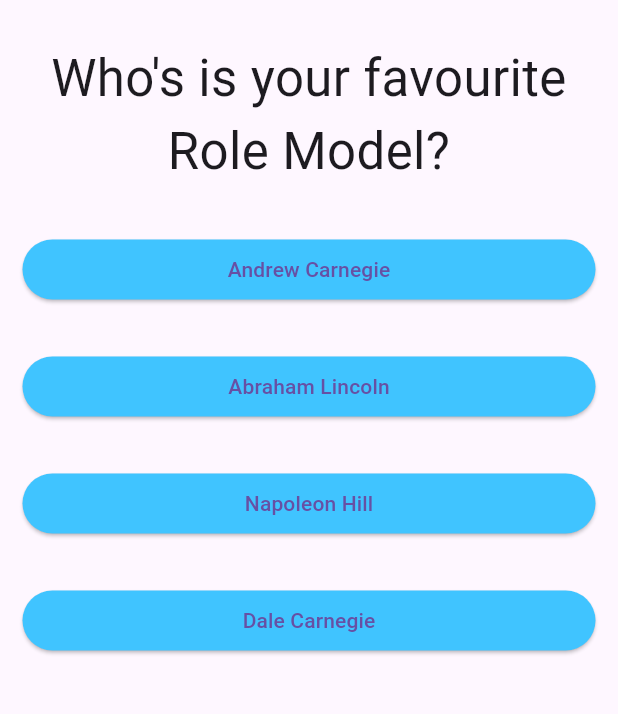
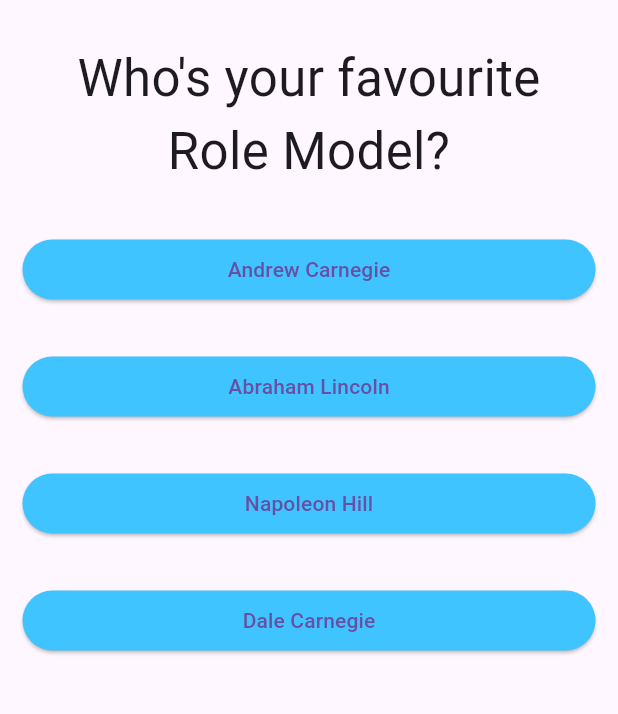
Before and after one commit to Majok-Bol/quiz_app, a Flutter app: the screen it shows after launch, after a tap on "red", after a tap on "cat", on a phone screen of 412 x 824 dp, the part 65-779 px from its top. Run offline on Flutter 3.47's test engine with Material 3 defaults, Android fonts, the phone set to English and light mode, and no system bars.

Commit message:
changed the third quiz

```diff
--- a/lib/main.dart
+++ b/lib/main.dart
@@ -50,7 +50,7 @@ class _MyAppState extends State<MyApp> {
       ],
     },
     {
-      'Question text': 'Who\'s is your favourite Role Model?',
+      'Question text': 'Who\'s your favourite Role Model?',
       'answers': [
         {'text': 'Andrew Carnegie', 'score': 10},
         {'text': 'Abraham Lincoln', 'score': 20},
```
